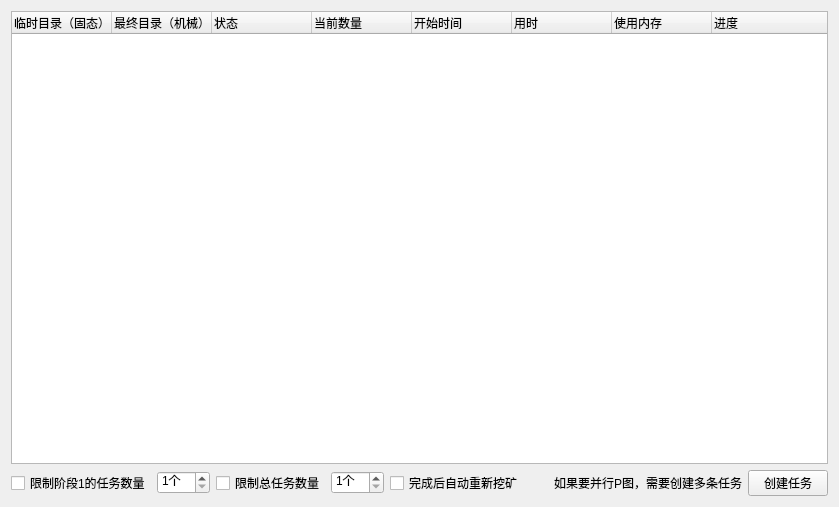
The window that ui/PlotWidget.ui (penglecn/ChiaTools) describes before a commit, drawn with Qt 5.
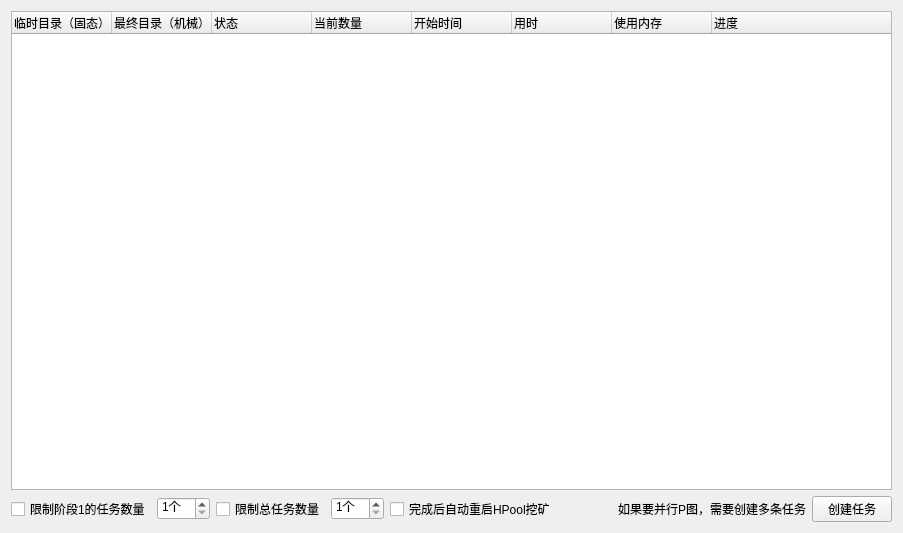
The same window after the commit.

Commit message: 优化数据保存

```diff
--- a/ui/PlotWidget.ui
+++ b/ui/PlotWidget.ui
@@ -6,8 +6,8 @@
    <rect>
     <x>0</x>
     <y>0</y>
-    <width>839</width>
-    <height>507</height>
+    <width>903</width>
+    <height>533</height>
    </rect>
   </property>
   <property name="windowTitle">
@@ -100,7 +100,7 @@
      <item>
       <widget class="QCheckBox" name="checkBoxAutoRestartMine">
        <property name="text">
-        <string>完成后自动重新挖矿</string>
+        <string>完成后自动重启HPool挖矿</string>
        </property>
       </widget>
      </item>
```
The commit also changes 2 other files.
